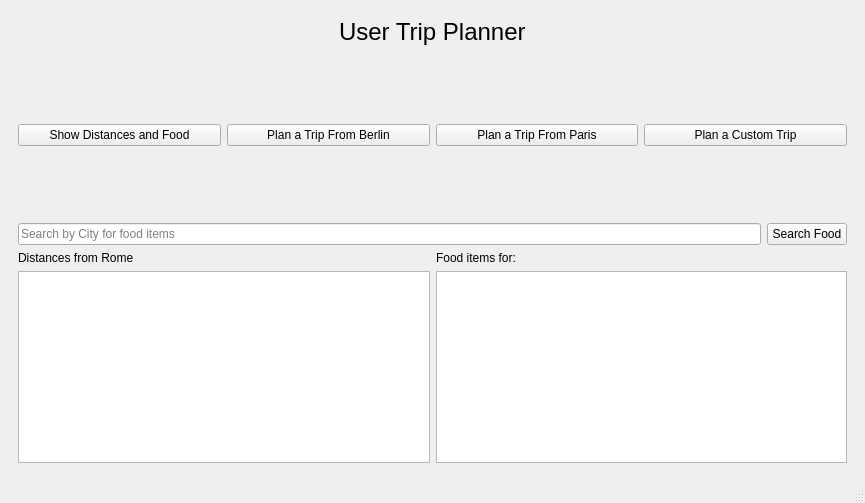
Above: Qt_Project/user.ui from zzfp/Class_project_1 before the change. Below: the same form after it.
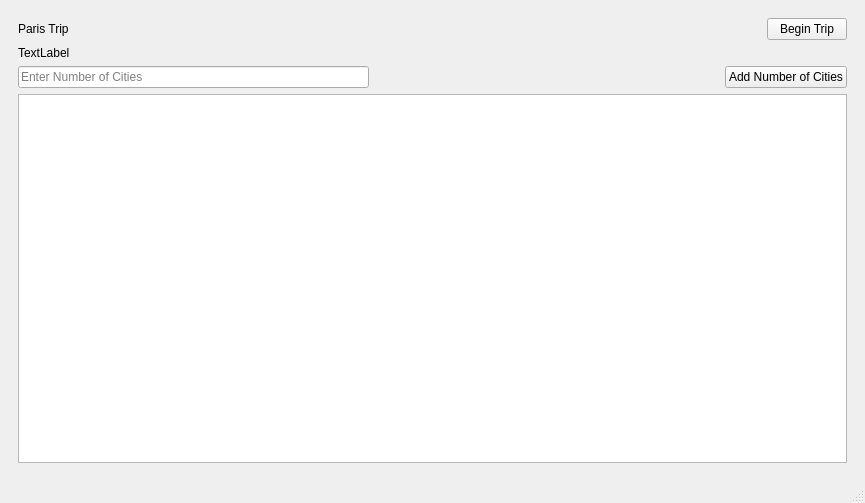
That is the form after the change. The open tabs and pages were chosen to show the change.

Commit message: updated the euromap function to work properly. fixed paris trip

The edit to the form file:
```diff
--- a/Qt_Project/user.ui
+++ b/Qt_Project/user.ui
@@ -15,7 +15,7 @@
   </property>
   <widget class="QWidget" name="centralwidget">
    <layout class="QGridLayout" name="gridLayout_2">
-    <item row="0" column="0">
+    <item row="0" column="1">
      <widget class="QStackedWidget" name="travelStackedWidget">
       <property name="currentIndex">
        <number>0</number>
@@ -413,6 +413,102 @@
         </item>
        </layout>
       </widget>
+      <widget class="QWidget" name="parisPage">
+       <layout class="QGridLayout" name="gridLayout_5">
+        <item row="0" column="0">
+         <layout class="QHBoxLayout" name="horizontalLayout_12">
+          <item>
+           <widget class="QLabel" name="label_10">
+            <property name="styleSheet">
+             <string notr="true">font: 14pt &quot;Segoe UI&quot;;</string>
+            </property>
+            <property name="text">
+             <string>Paris Trip</string>
+            </property>
+           </widget>
+          </item>
+          <item>
+           <spacer name="horizontalSpacer_10">
+            <property name="orientation">
+             <enum>Qt::Horizontal</enum>
+            </property>
+            <property name="sizeHint" stdset="0">
+             <size>
+              <width>40</width>
+              <height>20</height>
+             </size>
+            </property>
+           </spacer>
+          </item>
+          <item>
+           <widget class="QPushButton" name="parisBeginTrip">
+            <property name="styleSheet">
+             <string notr="true">font: 14pt &quot;Segoe UI&quot;;</string>
+            </property>
+            <property name="text">
+             <string>Begin Trip</string>
+            </property>
+           </widget>
+          </item>
+         </layout>
+        </item>
+        <item row="1" column="0">
+         <layout class="QVBoxLayout" name="verticalLayout_13">
+          <item>
+           <widget class="QLabel" name="label_11">
+            <property name="text">
+             <string>TextLabel</string>
+            </property>
+           </widget>
+          </item>
+          <item>
+           <layout class="QVBoxLayout" name="verticalLayout_12">
+            <item>
+             <layout class="QHBoxLayout" name="horizontalLayout_11">
+              <item>
+               <widget class="QLineEdit" name="numberOfCitiesLineEdit">
+                <property name="text">
+                 <string/>
+                </property>
+                <property name="placeholderText">
+                 <string>Enter Number of Cities</string>
+                </property>
+                <property name="clearButtonEnabled">
+                 <bool>false</bool>
+                </property>
+               </widget>
+              </item>
+              <item>
+               <spacer name="horizontalSpacer_9">
+                <property name="orientation">
+                 <enum>Qt::Horizontal</enum>
+                </property>
+                <property name="sizeHint" stdset="0">
+                 <size>
+                  <width>40</width>
+                  <height>20</height>
+                 </size>
+                </property>
+               </spacer>
+              </item>
+              <item>
+               <widget class="QPushButton" name="addParisCitiesPushButton">
+                <property name="text">
+                 <string>Add Number of Cities</string>
+                </property>
+               </widget>
+              </item>
+             </layout>
+            </item>
+            <item>
+             <widget class="QTableView" name="parisTableView"/>
+            </item>
+           </layout>
+          </item>
+         </layout>
+        </item>
+       </layout>
+      </widget>
      </widget>
     </item>
    </layout>
```
Left out of the diff: 78 changed lines with no effect on the pictures. Lines whose indentation alone changed are shown as unchanged. The commit also changes 7 other files.
